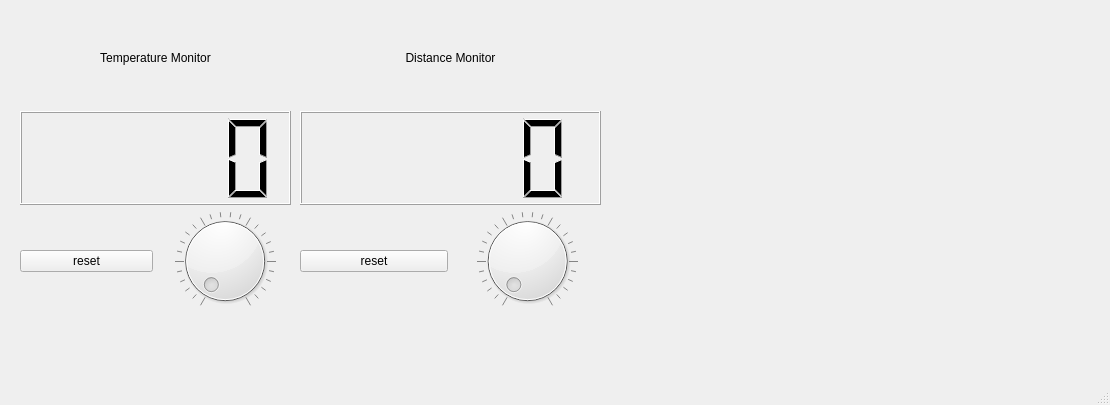
theion-batteries/soft_wgm_user_interface_qt_cpp, file src/app/mainwindow.ui: the form before one commit.
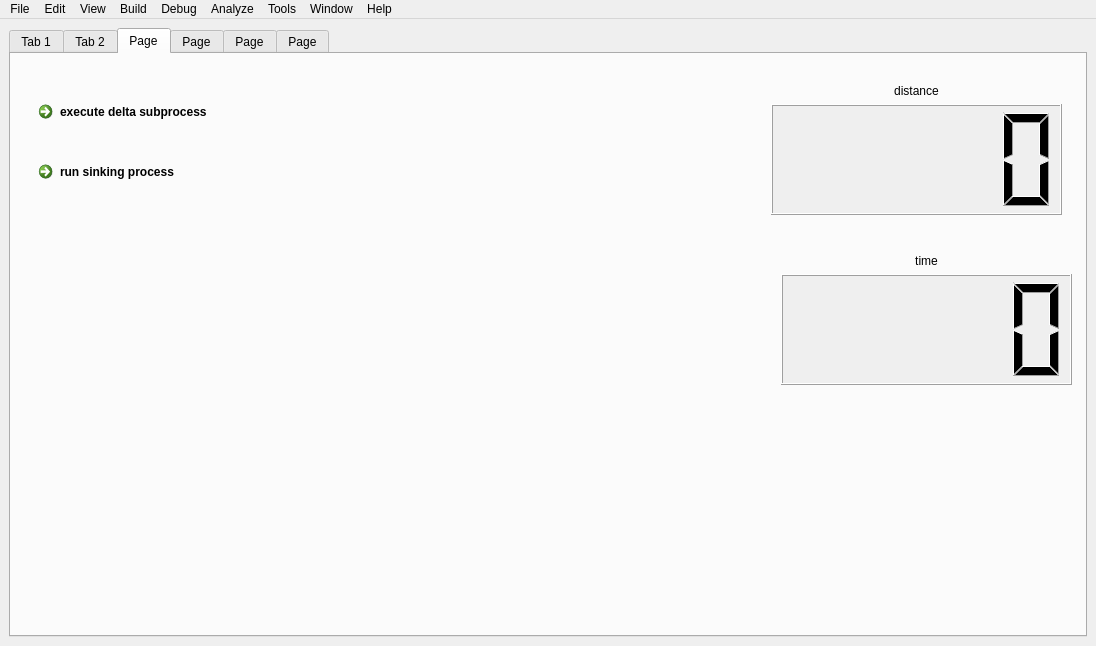
The form after the commit.

```diff
--- a/src/app/mainwindow.ui
+++ b/src/app/mainwindow.ui
@@ -6,124 +6,458 @@
    <rect>
     <x>0</x>
     <y>0</y>
-    <width>1110</width>
-    <height>405</height>
+    <width>1096</width>
+    <height>646</height>
    </rect>
   </property>
   <property name="windowTitle">
    <string>MainWindow</string>
   </property>
+  <property name="layoutDirection">
+   <enum>Qt::LeftToRight</enum>
+  </property>
+  <property name="autoFillBackground">
+   <bool>false</bool>
+  </property>
   <widget class="QWidget" name="centralwidget">
-   <widget class="QWidget" name="layoutWidget">
-    <property name="geometry">
-     <rect>
-      <x>300</x>
-      <y>10</y>
-      <width>301</width>
-      <height>301</height>
-     </rect>
-    </property>
-    <layout class="QVBoxLayout" name="verticalLayout_3">
-     <item>
-      <widget class="QLabel" name="label_2">
-       <property name="layoutDirection">
-        <enum>Qt::LeftToRight</enum>
-       </property>
-       <property name="text">
-        <string>Distance Monitor</string>
-       </property>
-       <property name="alignment">
-        <set>Qt::AlignCenter</set>
-       </property>
-      </widget>
-     </item>
-     <item>
-      <widget class="QLCDNumber" name="lcdNumber_3"/>
-     </item>
-     <item>
-      <layout class="QHBoxLayout" name="horizontalLayout_3">
-       <item>
-        <widget class="QPushButton" name="pushButton_3">
+   <layout class="QHBoxLayout" name="horizontalLayout">
+    <item>
+     <widget class="QTabWidget" name="tabWidget">
+      <property name="maximumSize">
+       <size>
+        <width>1900</width>
+        <height>1900</height>
+       </size>
+      </property>
+      <property name="toolTip">
+       <string>&lt;html&gt;&lt;head/&gt;&lt;body&gt;&lt;p&gt;Main&lt;/p&gt;&lt;/body&gt;&lt;/html&gt;</string>
+      </property>
+      <property name="whatsThis">
+       <string>&lt;html&gt;&lt;head/&gt;&lt;body&gt;&lt;p&gt;Main&lt;/p&gt;&lt;p&gt;&lt;br/&gt;&lt;/p&gt;&lt;/body&gt;&lt;/html&gt;</string>
+      </property>
+      <property name="layoutDirection">
+       <enum>Qt::LeftToRight</enum>
+      </property>
+      <property name="autoFillBackground">
+       <bool>false</bool>
+      </property>
+      <property name="currentIndex">
+       <number>2</number>
+      </property>
+      <widget class="QWidget" name="Main">
+       <attribute name="title">
+        <string>Tab 1</string>
+       </attribute>
+       <widget class="QProgressBar" name="progressBar">
+        <property name="geometry">
+         <rect>
+          <x>190</x>
+          <y>440</y>
+          <width>701</width>
+          <height>71</height>
+         </rect>
+        </property>
+        <property name="autoFillBackground">
+         <bool>true</bool>
+        </property>
+        <property name="value">
+         <number>0</number>
+        </property>
+       </widget>
+       <widget class="QListWidget" name="processList">
+        <property name="geometry">
+         <rect>
+          <x>200</x>
+          <y>40</y>
+          <width>251</width>
+          <height>131</height>
+         </rect>
+        </property>
+        <property name="autoFillBackground">
+         <bool>true</bool>
+        </property>
+        <item>
          <property name="text">
-          <string>reset</string>
+          <string>Heating</string>
          </property>
-        </widget>
-       </item>
-       <item>
-        <widget class="QDial" name="dial_3">
-         <property name="wrapping">
-          <bool>false</bool>
+        </item>
+        <item>
+         <property name="text">
+          <string>Sinking</string>
          </property>
-         <property name="notchesVisible">
-          <bool>true</bool>
+        </item>
+        <item>
+         <property name="text">
+          <string>Cnt_Alignment</string>
          </property>
-        </widget>
-       </item>
-      </layout>
-     </item>
-    </layout>
-   </widget>
-   <widget class="QWidget" name="">
-    <property name="geometry">
-     <rect>
-      <x>20</x>
-      <y>10</y>
-      <width>271</width>
-      <height>301</height>
-     </rect>
-    </property>
-    <layout class="QVBoxLayout" name="verticalLayout">
-     <item>
-      <widget class="QLabel" name="label">
-       <property name="text">
-        <string>Temperature Monitor</string>
-       </property>
-       <property name="textFormat">
-        <enum>Qt::PlainText</enum>
-       </property>
-       <property name="alignment">
-        <set>Qt::AlignCenter</set>
-       </property>
-      </widget>
-     </item>
-     <item>
-      <widget class="QLCDNumber" name="lcdNumber"/>
-     </item>
-     <item>
-      <layout class="QHBoxLayout" name="horizontalLayout">
-       <item>
-        <widget class="QPushButton" name="pushButton">
+        </item>
+        <item>
          <property name="text">
-          <string>reset</string>
+          <string>Cooling</string>
          </property>
-        </widget>
-       </item>
-       <item>
-        <widget class="QDial" name="dial">
-         <property name="wrapping">
-          <bool>false</bool>
+        </item>
+        <item>
+         <property name="text">
+          <string>Extracting</string>
          </property>
-         <property name="notchesVisible">
-          <bool>true</bool>
-         </property>
-        </widget>
-       </item>
-      </layout>
-     </item>
-    </layout>
-   </widget>
+        </item>
+       </widget>
+       <widget class="QCommandLinkButton" name="execute_process">
+        <property name="geometry">
+         <rect>
+          <x>10</x>
+          <y>30</y>
+          <width>187</width>
+          <height>41</height>
+         </rect>
+        </property>
+        <property name="text">
+         <string>execute process:</string>
+        </property>
+       </widget>
+       <widget class="QCommandLinkButton" name="execute_all_processes">
+        <property name="geometry">
+         <rect>
+          <x>500</x>
+          <y>30</y>
+          <width>187</width>
+          <height>41</height>
+         </rect>
+        </property>
+        <property name="text">
+         <string>execute all</string>
+        </property>
+       </widget>
+       <widget class="QWidget" name="">
+        <property name="geometry">
+         <rect>
+          <x>800</x>
+          <y>70</y>
+          <width>241</width>
+          <height>191</height>
+         </rect>
+        </property>
+        <layout class="QVBoxLayout" name="verticalLayout_4">
+         <item>
+          <widget class="QLabel" name="label_4">
+           <property name="sizePolicy">
+            <sizepolicy hsizetype="Fixed" vsizetype="Fixed">
+             <horstretch>0</horstretch>
+             <verstretch>0</verstretch>
+            </sizepolicy>
+           </property>
+           <property name="maximumSize">
+            <size>
+             <width>500</width>
+             <height>16777215</height>
+            </size>
+           </property>
+           <property name="text">
+            <string>time elapsed</string>
+           </property>
+           <property name="textFormat">
+            <enum>Qt::AutoText</enum>
+           </property>
+           <property name="alignment">
+            <set>Qt::AlignCenter</set>
+           </property>
+          </widget>
+         </item>
+         <item>
+          <widget class="QLCDNumber" name="time_processes">
+           <property name="autoFillBackground">
+            <bool>true</bool>
+           </property>
+          </widget>
+         </item>
+        </layout>
+       </widget>
+      </widget>
+      <widget class="QWidget" name="Heating">
+       <attribute name="title">
+        <string>Tab 2</string>
+       </attribute>
+       <widget class="QCommandLinkButton" name="run_heating_process">
+        <property name="geometry">
+         <rect>
+          <x>40</x>
+          <y>60</y>
+          <width>187</width>
+          <height>41</height>
+         </rect>
+        </property>
+        <property name="text">
+         <string>run heating process</string>
+        </property>
+       </widget>
+       <widget class="QWidget" name="">
+        <property name="geometry">
+         <rect>
+          <x>730</x>
+          <y>80</y>
+          <width>311</width>
+          <height>141</height>
+         </rect>
+        </property>
+        <layout class="QVBoxLayout" name="verticalLayout">
+         <item>
+          <widget class="QLabel" name="label">
+           <property name="sizePolicy">
+            <sizepolicy hsizetype="Fixed" vsizetype="Fixed">
+             <horstretch>200</horstretch>
+             <verstretch>200</verstretch>
+            </sizepolicy>
+           </property>
+           <property name="maximumSize">
+            <size>
+             <width>500</width>
+             <height>16777215</height>
+            </size>
+           </property>
+           <property name="text">
+            <string>temperature</string>
+           </property>
+           <property name="alignment">
+            <set>Qt::AlignCenter</set>
+           </property>
+          </widget>
+         </item>
+         <item>
+          <widget class="QLCDNumber" name="temperature">
+           <property name="autoFillBackground">
+            <bool>true</bool>
+           </property>
+          </widget>
+         </item>
+        </layout>
+       </widget>
+      </widget>
+      <widget class="QWidget" name="Sinking">
+       <attribute name="title">
+        <string>Page</string>
+       </attribute>
+       <widget class="QWidget" name="layoutWidget">
+        <property name="geometry">
+         <rect>
+          <x>760</x>
+          <y>30</y>
+          <width>291</width>
+          <height>131</height>
+         </rect>
+        </property>
+        <layout class="QVBoxLayout" name="verticalLayout_2">
+         <item>
+          <widget class="QLabel" name="label_2">
+           <property name="sizePolicy">
+            <sizepolicy hsizetype="Fixed" vsizetype="Fixed">
+             <horstretch>0</horstretch>
+             <verstretch>0</verstretch>
+            </sizepolicy>
+           </property>
+           <property name="maximumSize">
+            <size>
+             <width>500</width>
+             <height>16777215</height>
+            </size>
+           </property>
+           <property name="text">
+            <string>distance</string>
+           </property>
+           <property name="alignment">
+            <set>Qt::AlignCenter</set>
+           </property>
+          </widget>
+         </item>
+         <item>
+          <widget class="QLCDNumber" name="distance">
+           <property name="maximumSize">
+            <size>
+             <width>450</width>
+             <height>450</height>
+            </size>
+           </property>
+           <property name="acceptDrops">
+            <bool>false</bool>
+           </property>
+           <property name="autoFillBackground">
+            <bool>true</bool>
+           </property>
+          </widget>
+         </item>
+        </layout>
+       </widget>
+       <widget class="QCommandLinkButton" name="execute_delta_subprocess">
+        <property name="geometry">
+         <rect>
+          <x>20</x>
+          <y>40</y>
+          <width>221</width>
+          <height>51</height>
+         </rect>
+        </property>
+        <property name="text">
+         <string>execute delta subprocess</string>
+        </property>
+       </widget>
+       <widget class="QWidget" name="layoutWidget_2">
+        <property name="geometry">
+         <rect>
+          <x>770</x>
+          <y>200</y>
+          <width>291</width>
+          <height>131</height>
+         </rect>
+        </property>
+        <layout class="QVBoxLayout" name="verticalLayout_3">
+         <item>
+          <widget class="QLabel" name="label_3">
+           <property name="sizePolicy">
+            <sizepolicy hsizetype="Fixed" vsizetype="Fixed">
+             <horstretch>0</horstretch>
+             <verstretch>0</verstretch>
+            </sizepolicy>
+           </property>
+           <property name="maximumSize">
+            <size>
+             <width>500</width>
+             <height>16777215</height>
+            </size>
+           </property>
+           <property name="text">
+            <string>time</string>
+           </property>
+           <property name="alignment">
+            <set>Qt::AlignCenter</set>
+           </property>
+          </widget>
+         </item>
+         <item>
+          <widget class="QLCDNumber" name="time_sinking">
+           <property name="maximumSize">
+            <size>
+             <width>450</width>
+             <height>450</height>
+            </size>
+           </property>
+           <property name="acceptDrops">
+            <bool>false</bool>
+           </property>
+           <property name="autoFillBackground">
+            <bool>true</bool>
+           </property>
+          </widget>
+         </item>
+        </layout>
+       </widget>
+       <widget class="QCommandLinkButton" name="run_sinking_process">
+        <property name="geometry">
+         <rect>
+          <x>20</x>
+          <y>100</y>
+          <width>221</width>
+          <height>51</height>
+         </rect>
+        </property>
+        <property name="text">
+         <string>run sinking process</string>
+        </property>
+       </widget>
+      </widget>
+      <widget class="QWidget" name="Cnt_Alignment">
+       <attribute name="title">
+        <string>Page</string>
+       </attribute>
+      </widget>
+      <widget class="QWidget" name="Cooling">
+       <attribute name="title">
+        <string>Page</string>
+       </attribute>
+      </widget>
+      <widget class="QWidget" name="Extracting">
+       <attribute name="title">
+        <string>Page</string>
+       </attribute>
+      </widget>
+     </widget>
+    </item>
+   </layout>
   </widget>
   <widget class="QMenuBar" name="menubar">
    <property name="geometry">
     <rect>
      <x>0</x>
      <y>0</y>
-     <width>1110</width>
+     <width>1096</width>
      <height>26</height>
     </rect>
    </property>
+   <widget class="QMenu" name="menuMain">
+    <property name="title">
+     <string>File</string>
+    </property>
+    <addaction name="actionexit"/>
+   </widget>
+   <widget class="QMenu" name="menuEdit">
+    <property name="title">
+     <string>Edit</string>
+    </property>
+    <addaction name="actionwhs_config"/>
+   </widget>
+   <widget class="QMenu" name="menuView">
+    <property name="title">
+     <string>View</string>
+    </property>
+   </widget>
+   <widget class="QMenu" name="menuBuild">
+    <property name="title">
+     <string>Build</string>
+    </property>
+   </widget>
+   <widget class="QMenu" name="menuDebug">
+    <property name="title">
+     <string>Debug</string>
+    </property>
+   </widget>
+   <widget class="QMenu" name="menuAnalyze">
+    <property name="title">
+     <string>Analyze</string>
+    </property>
+   </widget>
+   <widget class="QMenu" name="menuTools">
+    <property name="title">
+     <string>Tools</string>
+    </property>
+   </widget>
+   <widget class="QMenu" name="menuWindow">
+    <property name="title">
+     <string>Window</string>
+    </property>
+   </widget>
+   <widget class="QMenu" name="menuHelp">
+    <property name="title">
+     <string>Help</string>
+    </property>
+   </widget>
+   <addaction name="menuMain"/>
+   <addaction name="menuEdit"/>
+   <addaction name="menuView"/>
+   <addaction name="menuBuild"/>
+   <addaction name="menuDebug"/>
+   <addaction name="menuAnalyze"/>
+   <addaction name="menuTools"/>
+   <addaction name="menuWindow"/>
+   <addaction name="menuHelp"/>
   </widget>
-  <widget class="QStatusBar" name="statusbar"/>
+  <action name="actionexit">
+   <property name="text">
+    <string>exit</string>
+   </property>
+  </action>
+  <action name="actionwhs_config">
+   <property name="text">
+    <string>whs_config</string>
+   </property>
+  </action>
  </widget>
  <resources/>
  <connections/>
```
